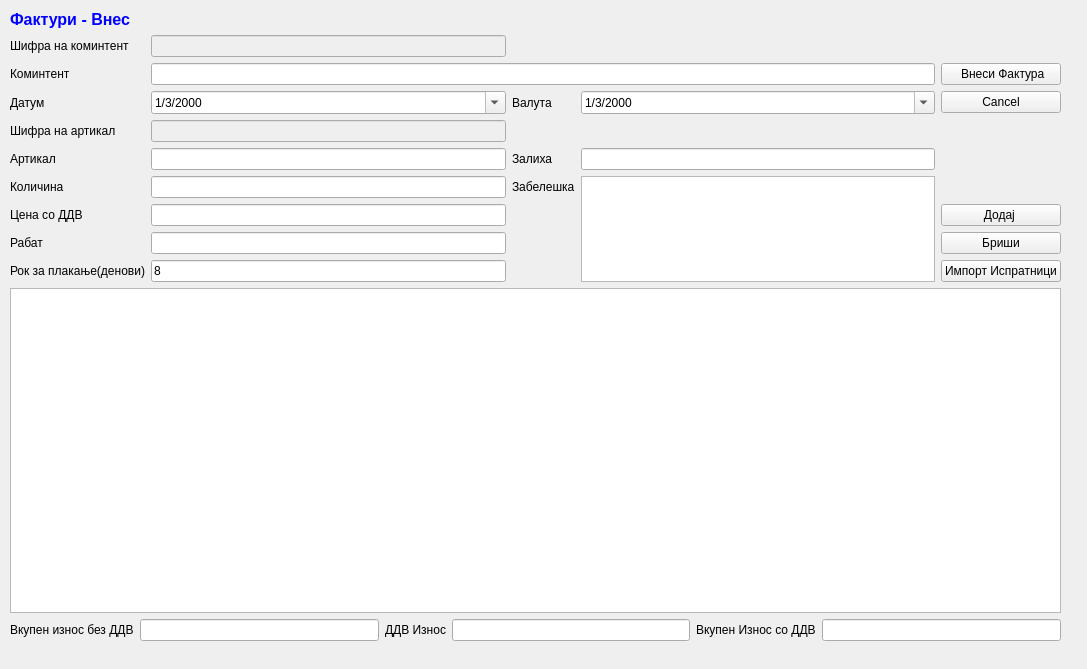
Qt form sterna/Naracki/narackivnes.ui (srgank/sterna_x) before a commit.
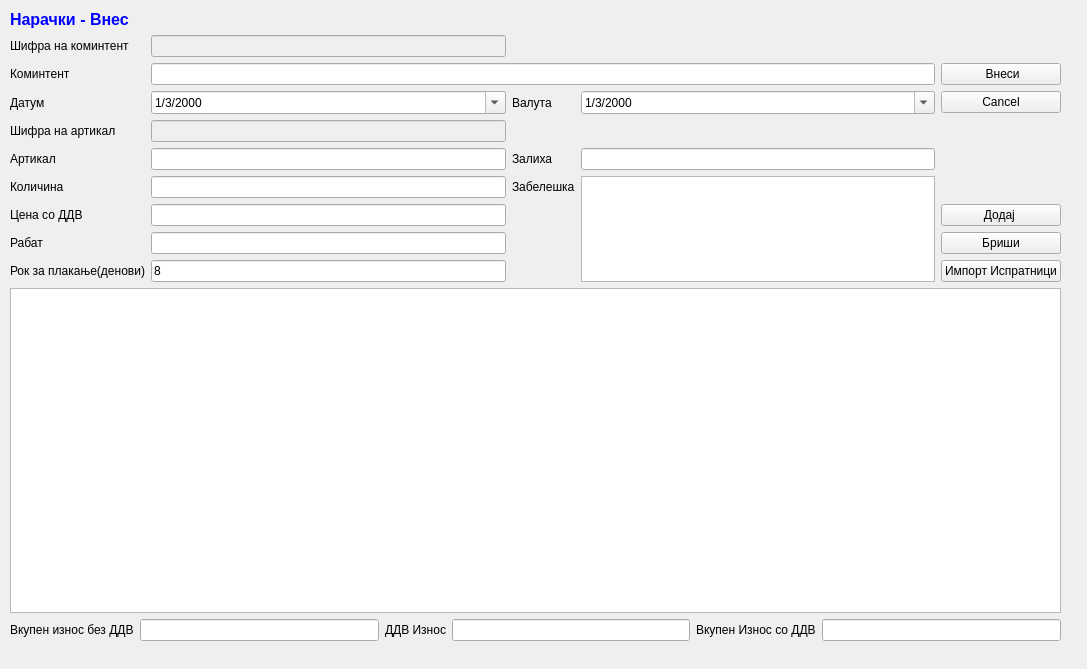
The same form after that commit. Icons and pictures are not drawn.

```diff
--- a/sterna/Naracki/narackivnes.ui
+++ b/sterna/Naracki/narackivnes.ui
@@ -331,15 +331,15 @@
        <string>&lt;!DOCTYPE HTML PUBLIC &quot;-//W3C//DTD HTML 4.0//EN&quot; &quot;http://www.w3.org/TR/REC-html40/strict.dtd&quot;&gt;
 &lt;html&gt;&lt;head&gt;&lt;meta name=&quot;qrichtext&quot; content=&quot;1&quot; /&gt;&lt;style type=&quot;text/css&quot;&gt;
 p, li { white-space: pre-wrap; }
-&lt;/style&gt;&lt;/head&gt;&lt;body style=&quot; font-family:'MS Shell Dlg 2'; font-size:10pt; font-weight:400; font-style:normal;&quot;&gt;
-&lt;p style=&quot; margin-top:0px; margin-bottom:0px; margin-left:0px; margin-right:0px; -qt-block-indent:0; text-indent:0px;&quot;&gt;&lt;span style=&quot; font-size:12pt; font-weight:600; color:#0000ff;&quot;&gt;Фактури - Внес&lt;/span&gt;&lt;/p&gt;&lt;/body&gt;&lt;/html&gt;</string>
+&lt;/style&gt;&lt;/head&gt;&lt;body style=&quot; font-family:'Sans Serif'; font-size:9pt; font-weight:400; font-style:normal;&quot;&gt;
+&lt;p style=&quot; margin-top:0px; margin-bottom:0px; margin-left:0px; margin-right:0px; -qt-block-indent:0; text-indent:0px;&quot;&gt;&lt;span style=&quot; font-family:'MS Shell Dlg 2'; font-size:12pt; font-weight:600; color:#0000ff;&quot;&gt;Нарачки&lt;/span&gt;&lt;span style=&quot; font-family:'MS Shell Dlg 2'; font-size:12pt; font-weight:600; color:#0000ff;&quot;&gt; - Внес&lt;/span&gt;&lt;/p&gt;&lt;/body&gt;&lt;/html&gt;</string>
       </property>
      </widget>
     </item>
     <item row="3" column="4">
      <widget class="QPushButton" name="pushButton_4">
       <property name="text">
-       <string> Внеси Фактура</string>
+       <string> Внеси</string>
       </property>
       <property name="icon">
        <iconset>
```
